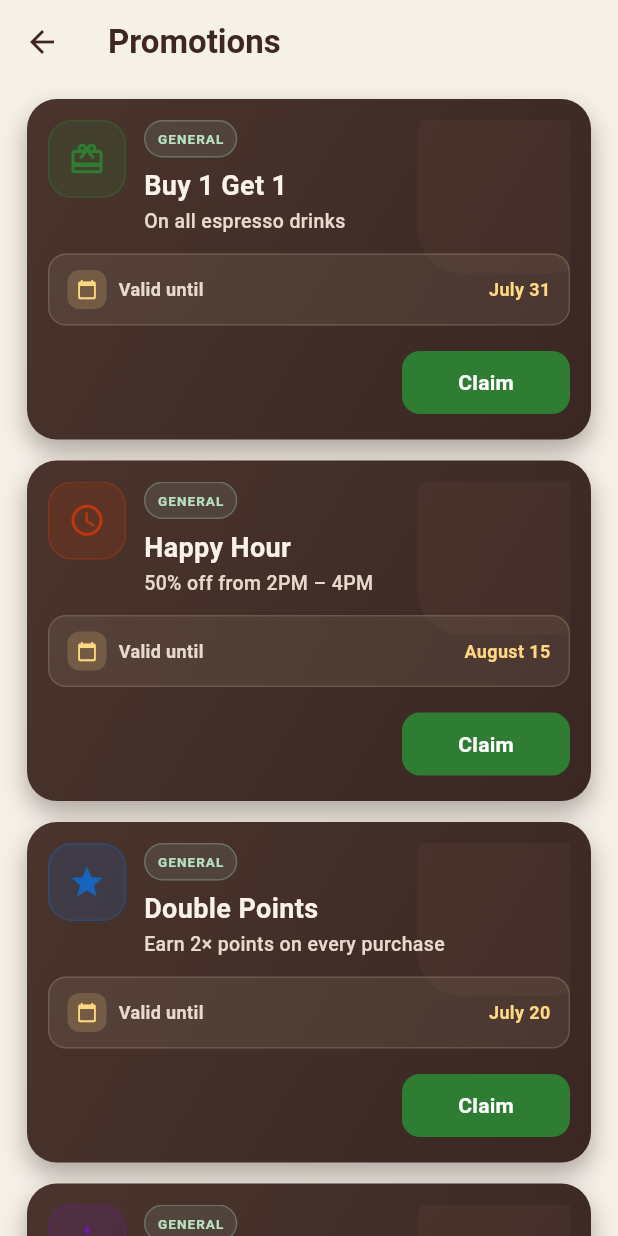
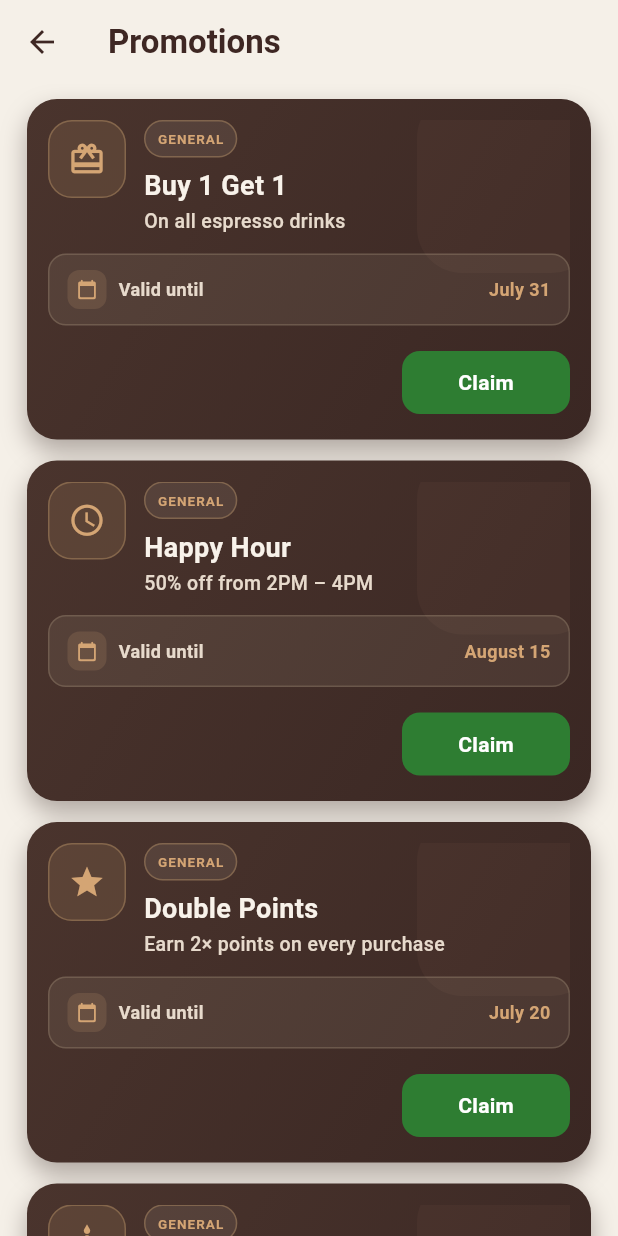
Before and after one commit to DEVanta404/Redeem-Reward-System, a Flutter app: the HomeScreen screen opened directly with empty values, after a tap on "See all", on a phone screen of 412 x 824 dp. Run offline on Flutter 3.47's test engine with Material 3 defaults, Android fonts, the phone set to English and light mode, and no system bars; our stand-ins replace image_cropper, image_picker, supabase_flutter; accounts and stored records are empty; network calls fail.

Commit message:
Add promotion claims tracking and update promotion handling
- Introduced a new table `promotion_claims` to track user claims on promotions.
- Updated `Promotion` class to include claim status for the current user.
- Modified services to fetch promotions with claim status.
- Enhanced UI to reflect claim status and manage promotion claims.

```diff
--- a/redeem_reward_system/lib/app_state.dart
+++ b/redeem_reward_system/lib/app_state.dart
@@ -198,6 +198,7 @@ class Promotion {
   final bool isActive;
   final DateTime? startDate;
   final DateTime? endDate;
+  final bool claimedByCurrentUser;
 
   static const List<IconData> adminIconOptions = [
     Icons.redeem,
@@ -280,6 +281,7 @@ class Promotion {
     this.isActive = true,
     this.startDate,
     this.endDate,
+    this.claimedByCurrentUser = false,
   });
 
   factory Promotion.fromMap(Map<String, dynamic> map) {
@@ -299,6 +301,7 @@ class Promotion {
       isActive: map['is_active'] == true || map['isActive'] == true,
       startDate: map['starts_at'] != null ? DateTime.tryParse(map['starts_at'].toString()) : null,
       endDate: map['ends_at'] != null ? DateTime.tryParse(map['ends_at'].toString()) : null,
+      claimedByCurrentUser: map['claimed_by_current_user'] == true,
     );
   }
 
@@ -402,6 +405,15 @@ class Promotion {
     }
     return const Color(0xFF2E7D32);
   }
+
+  /// Check if this promotion has expired based on endDate
+  bool get isExpired {
+    if (endDate == null) return false;
+    return DateTime.now().isAfter(endDate!);
+  }
+
+  /// Check if this promotion is currently active and not expired
+  bool get isCurrentlyActive => isActive && !isExpired;
 }
 
 /// Daily Reward Data Model
--- a/redeem_reward_system/lib/main.dart
+++ b/redeem_reward_system/lib/main.dart
@@ -120,7 +120,7 @@ class _AppFlowState extends State<AppFlow> {
 
       if (name.isNotEmpty) {
         final service = SupabaseProfilesService();
-        final promotions = await service.getPromotions(activeOnly: true);
+        final promotions = await service.getPromotionsWithClaimStatus(activeOnly: true);
         final rewards = await service.getRewards(activeOnly: true);
 
         setState(() {
--- a/redeem_reward_system/lib/screens/home_screen.dart
+++ b/redeem_reward_system/lib/screens/home_screen.dart
@@ -5,6 +5,7 @@ import 'package:flutter/material.dart';
 import 'package:supabase_flutter/supabase_flutter.dart';
 import '../app_state.dart';
 import '../services/daily_rewards_service.dart';
+import '../services/supabase_profiles.dart';
 import 'promotions_screen.dart';
 import 'daily_reward_slot_screen.dart';
 
@@ -187,6 +188,7 @@ class _HomeScreenState extends State<HomeScreen> {
         _canClaimToday = true;
       });
       if (error.message.contains('DAILY_REWARD_ALREADY_CLAIMED')) {
+        if (!mounted) return;
         ScaffoldMessenger.of(context).showSnackBar(
           const SnackBar(
             content: Text('You already claimed your daily reward today!'),
@@ -194,6 +196,7 @@ class _HomeScreenState extends State<HomeScreen> {
         );
         await _loadDailyRewardState();
       } else {
+        if (!mounted) return;
         ScaffoldMessenger.of(context).showSnackBar(
           SnackBar(content: Text('Could not claim reward: ${error.message}')),
         );
@@ -204,6 +207,7 @@ class _HomeScreenState extends State<HomeScreen> {
       setState(() {
         _canClaimToday = true;
       });
+      if (!mounted) return;
       ScaffoldMessenger.of(context).showSnackBar(
         const SnackBar(
           content: Text('Something went wrong while claiming your reward.'),
@@ -212,10 +216,41 @@ class _HomeScreenState extends State<HomeScreen> {
     }
   }
 
+  Future<void> _refreshPromotions() async {
+    try {
+      final promotions = await SupabaseProfilesService()
+          .getPromotionsWithClaimStatus(activeOnly: true);
+      if (mounted) {
+        setState(() {
+          widget.state.promotions = promotions;
+        });
+      }
+    } catch (error) {
+      debugPrint('Failed to refresh promotions: $error');
+    }
+  }
+
   @override
   void dispose() {
     _countdownTimer.cancel();
     super.dispose();
+  }
+
+  List<Promotion> _getFilteredAndSortedPromotions() {
+    // Filter out expired promotions and sort (unclaimed first, then claimed)
+    final activePromotions = widget.state.promotions
+        .where((p) => !p.isExpired)
+        .toList();
+
+    // Sort: unclaimed first, then claimed
+    activePromotions.sort((a, b) {
+      if (a.claimedByCurrentUser != b.claimedByCurrentUser) {
+        return a.claimedByCurrentUser ? 1 : -1;
+      }
+      return 0;
+    });
+
+    return activePromotions;
   }
 
   String get _greeting {
@@ -501,9 +536,9 @@ class _HomeScreenState extends State<HomeScreen> {
                 ],
               ),
               const SizedBox(height: 8),
-              ...widget.state.promotions
+              ..._getFilteredAndSortedPromotions()
                   .take(2)
-                  .map((p) => _PromoCard(promo: p)),
+                  .map((p) => _PromoCard(promo: p, onClaimed: _refreshPromotions)),
             ],
           ),
         ),
@@ -754,14 +789,18 @@ class _QuickCard extends StatelessWidget {
   }
 }
 
-class _PromoCard extends StatelessWidget {
+class _PromoCard extends StatefulWidget {
   final Promotion promo;
-  const _PromoCard({required this.promo});
+  final VoidCallback? onClaimed;
+  const _PromoCard({required this.promo, this.onClaimed});
 
   @override
+  State<_PromoCard> createState() => _PromoCardState();
+}
+
+class _PromoCardState extends State<_PromoCard> {
+  @override
   Widget build(BuildContext context) {
-    final accent = promo.color;
-
     return Container(
       margin: const EdgeInsets.only(bottom: 12),
       padding: const EdgeInsets.all(12),
@@ -804,14 +843,14 @@ class _PromoCard extends StatelessWidget {
                 width: 42,
                 height: 42,
                 decoration: BoxDecoration(
-                  color: accent.withValues(alpha: 0.18),
+                  color: const Color(0xFFC19A6B).withValues(alpha: 0.16),
                   borderRadius: BorderRadius.circular(14),
                   border: Border.all(
-                    color: accent.withValues(alpha: 0.35),
+                    color: const Color(0xFFC19A6B).withValues(alpha: 0.4),
                     width: 1,
                   ),
                 ),
-                child: Icon(promo.icon, color: accent, size: 22),
+                child: Icon(widget.promo.icon, color: const Color(0xFFD4A574), size: 22),
               ),
               const SizedBox(width: 12),
               Expanded(
@@ -824,19 +863,19 @@ class _PromoCard extends StatelessWidget {
                         vertical: 5,
                       ),
                       decoration: BoxDecoration(
-                        color: const Color(0xFF7D9180).withValues(alpha: 0.2),
+                        color: const Color(0xFF9B8B7E).withValues(alpha: 0.18),
                         borderRadius: BorderRadius.circular(999),
                         border: Border.all(
-                          color: const Color(0xFF9AC29F).withValues(alpha: 0.35),
+                          color: const Color(0xFFC19A6B).withValues(alpha: 0.4),
                           width: 1,
                         ),
                       ),
                       child: Text(
-                        promo.category.isNotEmpty
-                            ? promo.category.replaceAll('_', ' ').toUpperCase()
+                        widget.promo.category.isNotEmpty
+                            ? widget.promo.category.replaceAll('_', ' ').toUpperCase()
                             : 'PROMO',
-                        style: TextStyle(
-                          color: const Color(0xFFB7E0C0),
+                        style: const TextStyle(
+                          color: Color(0xFFD4A574),
                           fontSize: 9,
                           fontWeight: FontWeight.bold,
                           letterSpacing: 0.7,
@@ -845,7 +884,7 @@ class _PromoCard extends StatelessWidget {
                     ),
                     const SizedBox(height: 6),
                     Text(
-                      promo.title,
+                      widget.promo.title,
                       maxLines: 2,
                       overflow: TextOverflow.ellipsis,
                       style: const TextStyle(
@@ -855,10 +894,10 @@ class _PromoCard extends StatelessWidget {
                         height: 1.25,
                       ),
                     ),
-                    if (promo.subtitle.isNotEmpty) ...[
+                    if (widget.promo.subtitle.isNotEmpty) ...[
                       const SizedBox(height: 2),
                       Text(
-                        promo.subtitle,
+                        widget.promo.subtitle,
                         maxLines: 2,
                         overflow: TextOverflow.ellipsis,
                         style: const TextStyle(
@@ -875,18 +914,18 @@ class _PromoCard extends StatelessWidget {
               Container(
                 padding: const EdgeInsets.symmetric(horizontal: 8, vertical: 6),
                 decoration: BoxDecoration(
-                  color: const Color(0xFFF5E8CD).withValues(alpha: 0.12),
+                  color: const Color(0xFFD4A574).withValues(alpha: 0.12),
                   borderRadius: BorderRadius.circular(10),
                   border: Border.all(
-                    color: const Color(0xFFFFD881).withValues(alpha: 0.32),
+                    color: const Color(0xFFD4A574).withValues(alpha: 0.35),
                     width: 1,
                   ),
                 ),
                 child: Text(
-                  'Until ${promo.validUntil}',
-                  style: TextStyle(
+                  'Until ${widget.promo.validUntil}',
+                  style: const TextStyle(
                     fontSize: 10,
-                    color: const Color(0xFFFFD881),
+                    color: Color(0xFFD4A574),
                     fontWeight: FontWeight.w700,
                   ),
                 ),
--- a/redeem_reward_system/lib/screens/promotions_screen.dart
+++ b/redeem_reward_system/lib/screens/promotions_screen.dart
@@ -1,5 +1,6 @@
 import 'package:flutter/material.dart';
 import '../app_state.dart';
+import '../services/supabase_profiles.dart';
 
 class PromotionsScreen extends StatefulWidget {
   final List<Promotion> promotions;
@@ -12,9 +13,13 @@ class PromotionsScreen extends StatefulWidget {
 
 class _PromotionsScreenState extends State<PromotionsScreen>
     with WidgetsBindingObserver {
+  late List<Promotion> _currentPromotions;
+  bool _isLoading = false;
+
   @override
   void initState() {
     super.initState();
+    _currentPromotions = widget.promotions;
     WidgetsBinding.instance.addObserver(this);
   }
 
@@ -28,12 +33,46 @@ class _PromotionsScreenState extends State<PromotionsScreen>
   void didChangeAppLifecycleState(AppLifecycleState state) {
     if (state == AppLifecycleState.resumed) {
       // Refresh when returning to this screen
-      setState(() {});
+      _refreshPromotions();
+    }
+  }
+
+  Future<void> _refreshPromotions() async {
+    if (_isLoading) return;
+
+    setState(() => _isLoading = true);
+    try {
+      final promotions = await SupabaseProfilesService()
+          .getPromotionsWithClaimStatus(activeOnly: true);
+      if (mounted) {
+        setState(() {
+          _currentPromotions = promotions;
+          _isLoading = false;
+        });
+      }
+    } catch (error) {
+      debugPrint('Failed to refresh promotions: $error');
+      if (mounted) {
+        setState(() => _isLoading = false);
+      }
     }
   }
 
   @override
   Widget build(BuildContext context) {
+    // Filter out expired promotions and sort (unclaimed first, then claimed)
+    final activePromotions = _currentPromotions
+        .where((p) => !p.isExpired)
+        .toList();
+
+    // Sort: unclaimed first, then claimed
+    activePromotions.sort((a, b) {
+      if (a.claimedByCurrentUser != b.claimedByCurrentUser) {
+        return a.claimedByCurrentUser ? 1 : -1;
+      }
+      return 0;
+    });
+
     return Scaffold(
       backgroundColor: const Color(0xFFF5F0E8),
       appBar: AppBar(
@@ -48,7 +87,7 @@ class _PromotionsScreenState extends State<PromotionsScreen>
         elevation: 0,
         iconTheme: const IconThemeData(color: Color(0xFF3E2723)),
       ),
-      body: widget.promotions.isEmpty
+      body: activePromotions.isEmpty
           ? const Center(
               child: Padding(
                 padding: EdgeInsets.all(24),
@@ -76,25 +115,31 @@ class _PromotionsScreenState extends State<PromotionsScreen>
             )
           : ListView.separated(
               padding: const EdgeInsets.fromLTRB(18, 10, 18, 24),
-              itemCount: widget.promotions.length,
-              separatorBuilder: (_, __) => const SizedBox(height: 14),
+              itemCount: activePromotions.length,
+              separatorBuilder: (context, index) => const SizedBox(height: 14),
               itemBuilder: (context, i) => _PromoCard(
-                promo: widget.promotions[i],
+                promo: activePromotions[i],
+                onClaimed: _refreshPromotions,
               ),
             ),
     );
   }
 }
 
-class _PromoCard extends StatelessWidget {
+class _PromoCard extends StatefulWidget {
   final Promotion promo;
-  const _PromoCard({required this.promo});
+  final VoidCallback? onClaimed;
+  const _PromoCard({required this.promo, this.onClaimed});
 
   @override
+  State<_PromoCard> createState() => _PromoCardState();
+}
+
+class _PromoCardState extends State<_PromoCard> {
+  @override
   Widget build(BuildContext context) {
-    final accent = promo.color;
-    final badgeLabel = (promo.category.isNotEmpty)
-        ? promo.category.replaceAll('_', ' ').toUpperCase()
+    final badgeLabel = (widget.promo.category.isNotEmpty)
+        ? widget.promo.category.replaceAll('_', ' ').toUpperCase()
         : 'PROMO';
 
     return Container(
@@ -141,14 +186,14 @@ class _PromoCard extends StatelessWidget {
                     width: 52,
                     height: 52,
                     decoration: BoxDecoration(
-                      color: accent.withValues(alpha: 0.18),
+                      color: const Color(0xFFC19A6B).withValues(alpha: 0.16),
                       borderRadius: BorderRadius.circular(16),
                       border: Border.all(
-                        color: accent.withValues(alpha: 0.35),
+                        color: const Color(0xFFC19A6B).withValues(alpha: 0.4),
                         width: 1,
                       ),
                     ),
-                    child: Icon(promo.icon, color: accent, size: 25),
+                    child: Icon(widget.promo.icon, color: const Color(0xFFD4A574), size: 25),
                   ),
                   const SizedBox(width: 12),
                   Expanded(
@@ -161,17 +206,17 @@ class _PromoCard extends StatelessWidget {
                             vertical: 5,
                           ),
                           decoration: BoxDecoration(
-                            color: const Color(0xFF7D9180).withValues(alpha: 0.2),
+                            color: const Color(0xFF9B8B7E).withValues(alpha: 0.18),
                             borderRadius: BorderRadius.circular(999),
                             border: Border.all(
-                              color: const Color(0xFF9AC29F).withValues(alpha: 0.35),
+                              color: const Color(0xFFC19A6B).withValues(alpha: 0.4),
                               width: 1,
                             ),
                           ),
                           child: Text(
                             badgeLabel,
                             style: const TextStyle(
-                              color: Color(0xFFB7E0C0),
+                              color: Color(0xFFD4A574),
                               fontSize: 9,
                               fontWeight: FontWeight.bold,
                               letterSpacing: 0.7,
@@ -180,7 +225,7 @@ class _PromoCard extends StatelessWidget {
                         ),
                         const SizedBox(height: 8),
                         Text(
-                          promo.title,
+                          widget.promo.title,
                           maxLines: 2,
                           overflow: TextOverflow.ellipsis,
                           style: const TextStyle(
@@ -190,10 +235,10 @@ class _PromoCard extends StatelessWidget {
                             height: 1.2,
                           ),
                         ),
-                        if (promo.subtitle.isNotEmpty) ...[
+                        if (widget.promo.subtitle.isNotEmpty) ...[
                           const SizedBox(height: 4),
                           Text(
-                            promo.subtitle,
+                            widget.promo.subtitle,
                             style: const TextStyle(
                               color: Color(0xFFE7DACC),
                               fontSize: 13,
@@ -224,13 +269,13 @@ class _PromoCard extends StatelessWidget {
                     Container(
                       padding: const EdgeInsets.all(6),
                       decoration: BoxDecoration(
-                        color: const Color(0xFFFFD881).withValues(alpha: 0.18),
+                        color: const Color(0xFFD4A574).withValues(alpha: 0.16),
                         borderRadius: BorderRadius.circular(8),
                       ),
                       child: const Icon(
                         Icons.calendar_today_rounded,
                         size: 14,
-                        color: Color(0xFFFFD881),
+                        color: Color(0xFFD4A574),
                       ),
                     ),
                     const SizedBox(width: 8),
@@ -244,9 +289,9 @@ class _PromoCard extends StatelessWidget {
                     ),
                     const Spacer(),
                     Text(
-                      promo.validUntil,
+                      widget.promo.validUntil,
                       style: const TextStyle(
-                        color: Color(0xFFFFD881),
+                        color: Color(0xFFD4A574),
                         fontSize: 12,
                         fontWeight: FontWeight.bold,
                       ),
@@ -259,9 +304,9 @@ class _PromoCard extends StatelessWidget {
                 children: [
                   const Spacer(),
                   ElevatedButton(
-                    onPressed: () => _claim(context),
+                    onPressed: widget.promo.claimedByCurrentUser ? null : () => _claim(),
                     style: ElevatedButton.styleFrom(
-                      backgroundColor: const Color(0xFF2E7D32),
+                      backgroundColor: widget.promo.claimedByCurrentUser ? Colors.grey : const Color(0xFF2E7D32),
                       foregroundColor: Colors.white,
                       elevation: 0,
                       minimumSize: const Size(112, 42),
@@ -271,9 +316,9 @@ class _PromoCard extends StatelessWidget {
                       ),
                       shadowColor: const Color(0xFF2E7D32).withValues(alpha: 0.2),
                     ),
-                    child: const Text(
-                      'Claim',
-                      style: TextStyle(
+                    child: Text(
+                      widget.promo.claimedByCurrentUser ? 'Claimed' : 'Claim',
+                      style: const TextStyle(
                         fontWeight: FontWeight.bold,
                         letterSpacing: 0.2,
                       ),
@@ -288,22 +333,45 @@ class _PromoCard extends StatelessWidget {
     );
   }
 
-  void _claim(BuildContext context) {
+  void _claim() async {
+    // Capture context before async operation to avoid async gap warning
+    final context = this.context;
+    final service = SupabaseProfilesService();
+    final success = await service.claimPromotion(widget.promo.id);
+
+    if (!mounted) return;
+
+    if (success) {
+      // Refresh promotions from database to get updated claim status
+      widget.onClaimed?.call();
+
+      if (!mounted) return;
       ScaffoldMessenger.of(context).showSnackBar(
         SnackBar(
           content: Row(
             children: [
               const Icon(Icons.check_circle, color: Colors.white),
               const SizedBox(width: 8),
-            Text('${promo.title} claimed!'),
+              Text('${widget.promo.title} claimed!'),
             ],
           ),
-        backgroundColor: promo.color,
-        shape:
-            RoundedRectangleBorder(borderRadius: BorderRadius.circular(10)),
+          backgroundColor: widget.promo.color,
+          shape: RoundedRectangleBorder(borderRadius: BorderRadius.circular(10)),
           behavior: SnackBarBehavior.floating,
           duration: const Duration(seconds: 2),
         ),
       );
+    } else {
+      if (!mounted) return;
+      ScaffoldMessenger.of(context).showSnackBar(
+        const SnackBar(
+          content: Text('Failed to claim promotion. Please try again.'),
+          backgroundColor: Colors.red,
+          shape: RoundedRectangleBorder(),
+          behavior: SnackBarBehavior.floating,
+          duration: Duration(seconds: 2),
+        ),
+      );
     }
   }
+}
```
Also changed, not shown: redeem_reward_system/lib/services/supabase_profiles.dart (+91 -0 lines), 1 other file. Lines whose indentation alone changed are shown as unchanged.
